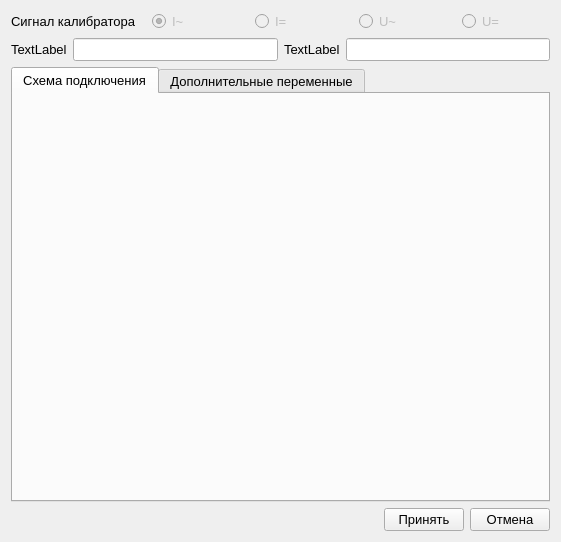
Above: ui/edit_cell_config_dialog.ui from irsural/clb_autocalibration before the change. Below: the same form after it.
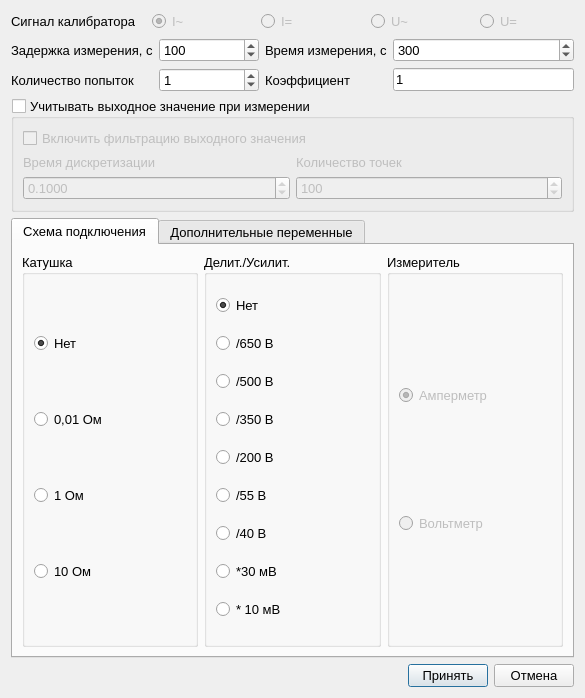
That is the form after the change. Icons and pictures are not drawn. Custom widgets are drawn as their Qt base class.

Commit message: Доработка окна конфигурация ячейки

```diff
--- a/ui/edit_cell_config_dialog.ui
+++ b/ui/edit_cell_config_dialog.ui
@@ -6,8 +6,8 @@
    <rect>
     <x>0</x>
     <y>0</y>
-    <width>561</width>
-    <height>542</height>
+    <width>585</width>
+    <height>698</height>
    </rect>
   </property>
   <property name="font">
@@ -80,28 +80,175 @@
      </item>
      <item>
       <layout class="QGridLayout" name="gridLayout">
+       <item row="0" column="0">
+        <widget class="QLabel" name="label_4">
+         <property name="text">
+          <string>Задержка измерения, с</string>
+         </property>
+        </widget>
+       </item>
        <item row="0" column="2">
-        <widget class="QLabel" name="label_3">
+        <widget class="QLabel" name="label_5">
          <property name="text">
-          <string>TextLabel</string>
+          <string>Время измерения, с</string>
+         </property>
+        </widget>
+       </item>
+       <item row="1" column="1">
+        <widget class="QSpinBox" name="retry_count_spinbox">
+         <property name="sizePolicy">
+          <sizepolicy hsizetype="Preferred" vsizetype="Fixed">
+           <horstretch>0</horstretch>
+           <verstretch>0</verstretch>
+          </sizepolicy>
+         </property>
+         <property name="minimumSize">
+          <size>
+           <width>100</width>
+           <height>0</height>
+          </size>
+         </property>
+         <property name="value">
+          <number>1</number>
+         </property>
+        </widget>
+       </item>
+       <item row="1" column="3">
+        <widget class="QEditDoubleClick" name="coeffitient_edit">
+         <property name="minimumSize">
+          <size>
+           <width>100</width>
+           <height>0</height>
+          </size>
+         </property>
+         <property name="text">
+          <string>1</string>
          </property>
         </widget>
        </item>
        <item row="0" column="1">
-        <widget class="QEditDoubleClick" name="lineEdit"/>
+        <widget class="QSpinBox" name="measure_delay_spinbox">
+         <property name="sizePolicy">
+          <sizepolicy hsizetype="Preferred" vsizetype="Fixed">
+           <horstretch>0</horstretch>
+           <verstretch>0</verstretch>
+          </sizepolicy>
+         </property>
+         <property name="minimumSize">
+          <size>
+           <width>100</width>
+           <height>0</height>
+          </size>
+         </property>
+         <property name="maximum">
+          <number>9999</number>
+         </property>
+         <property name="value">
+          <number>100</number>
+         </property>
+        </widget>
        </item>
-       <item row="0" column="0">
-        <widget class="QLabel" name="label_2">
+       <item row="1" column="0">
+        <widget class="QLabel" name="label_3">
          <property name="text">
-          <string>TextLabel</string>
+          <string>Количество попыток</string>
          </property>
         </widget>
        </item>
        <item row="0" column="3">
-        <widget class="QEditDoubleClick" name="lineEdit_2"/>
+        <widget class="QSpinBox" name="measure_time_spinbox">
+         <property name="sizePolicy">
+          <sizepolicy hsizetype="Expanding" vsizetype="Fixed">
+           <horstretch>0</horstretch>
+           <verstretch>0</verstretch>
+          </sizepolicy>
+         </property>
+         <property name="minimumSize">
+          <size>
+           <width>100</width>
+           <height>0</height>
+          </size>
+         </property>
+         <property name="maximum">
+          <number>99999</number>
+         </property>
+         <property name="value">
+          <number>300</number>
+         </property>
+        </widget>
+       </item>
+       <item row="1" column="2">
+        <widget class="QLabel" name="label_2">
+         <property name="text">
+          <string>Коэффициент</string>
+         </property>
+        </widget>
        </item>
       </layout>
      </item>
+     <item>
+      <widget class="QGroupBox" name="consider_output_value_checkbox">
+       <property name="title">
+        <string>Учитывать выходное значение при измерении</string>
+       </property>
+       <property name="checkable">
+        <bool>true</bool>
+       </property>
+       <property name="checked">
+        <bool>false</bool>
+       </property>
+       <layout class="QVBoxLayout" name="verticalLayout_2">
+        <item>
+         <widget class="QCheckBox" name="enable_output_filtering_checkbox">
+          <property name="text">
+           <string>Включить фильтрацию выходного значения</string>
+          </property>
+         </widget>
+        </item>
+        <item>
+         <layout class="QGridLayout" name="gridLayout_2">
+          <item row="1" column="0">
+           <widget class="QDoubleSpinBox" name="sampling_time_spinbox">
+            <property name="decimals">
+             <number>4</number>
+            </property>
+            <property name="singleStep">
+             <double>0.100000000000000</double>
+            </property>
+            <property name="value">
+             <double>0.100000000000000</double>
+            </property>
+           </widget>
+          </item>
+          <item row="0" column="0">
+           <widget class="QLabel" name="label_6">
+            <property name="text">
+             <string>Время дискретизации</string>
+            </property>
+           </widget>
+          </item>
+          <item row="1" column="1">
+           <widget class="QSpinBox" name="filter_points_count_spinbox">
+            <property name="maximum">
+             <number>9999</number>
+            </property>
+            <property name="value">
+             <number>100</number>
+            </property>
+           </widget>
+          </item>
+          <item row="0" column="1">
+           <widget class="QLabel" name="label_7">
+            <property name="text">
+             <string>Количество точек</string>
+            </property>
+           </widget>
+          </item>
+         </layout>
+        </item>
+       </layout>
+      </widget>
+     </item>
      <item>
       <widget class="QTabWidget" name="tabWidget">
        <property name="currentIndex">
@@ -111,7 +258,200 @@
         <attribute name="title">
          <string>Схема подключения</string>
         </attribute>
-        <layout class="QHBoxLayout" name="horizontalLayout_2"/>
+        <layout class="QHBoxLayout" name="horizontalLayout_2">
+         <item>
+          <widget class="QGroupBox" name="groupBox_3">
+           <property name="title">
+            <string>Катушка</string>
+           </property>
+           <layout class="QVBoxLayout" name="verticalLayout_5">
+            <item>
+             <widget class="QRadioButton" name="coil_no_radio">
+              <property name="text">
+               <string>Нет</string>
+              </property>
+              <property name="checked">
+               <bool>true</bool>
+              </property>
+              <attribute name="buttonGroup">
+               <string notr="true">buttonGroup_2</string>
+              </attribute>
+             </widget>
+            </item>
+            <item>
+             <widget class="QRadioButton" name="coil_001_radio">
+              <property name="text">
+               <string>0,01 Ом</string>
+              </property>
+              <attribute name="buttonGroup">
+               <string notr="true">buttonGroup_2</string>
+              </attribute>
+             </widget>
+            </item>
+            <item>
+             <widget class="QRadioButton" name="coil_1_radio">
+              <property name="text">
+               <string>1 Ом</string>
+              </property>
+              <attribute name="buttonGroup">
+               <string notr="true">buttonGroup_2</string>
+              </attribute>
+             </widget>
+            </item>
+            <item>
+             <widget class="QRadioButton" name="coil_10_radio">
+              <property name="text">
+               <string>10 Ом</string>
+              </property>
+              <attribute name="buttonGroup">
+               <string notr="true">buttonGroup_2</string>
+              </attribute>
+             </widget>
+            </item>
+           </layout>
+          </widget>
+         </item>
+         <item>
+          <widget class="QGroupBox" name="groupBox_4">
+           <property name="title">
+            <string>Делит./Усилит.</string>
+           </property>
+           <layout class="QVBoxLayout" name="verticalLayout_6">
+            <item>
+             <widget class="QRadioButton" name="radioButton_7">
+              <property name="text">
+               <string>Нет</string>
+              </property>
+              <property name="checked">
+               <bool>true</bool>
+              </property>
+              <attribute name="buttonGroup">
+               <string notr="true">buttonGroup_3</string>
+              </attribute>
+             </widget>
+            </item>
+            <item>
+             <widget class="QRadioButton" name="divider_650_radio">
+              <property name="text">
+               <string>/650 В</string>
+              </property>
+              <attribute name="buttonGroup">
+               <string notr="true">buttonGroup_3</string>
+              </attribute>
+             </widget>
+            </item>
+            <item>
+             <widget class="QRadioButton" name="divider_500_radio">
+              <property name="text">
+               <string>/500 В</string>
+              </property>
+              <attribute name="buttonGroup">
+               <string notr="true">buttonGroup_3</string>
+              </attribute>
+             </widget>
+            </item>
+            <item>
+             <widget class="QRadioButton" name="divider_350_radio">
+              <property name="text">
+               <string>/350 В</string>
+              </property>
+              <attribute name="buttonGroup">
+               <string notr="true">buttonGroup_3</string>
+              </attribute>
+             </widget>
+            </item>
+            <item>
+             <widget class="QRadioButton" name="divider_200_radio">
+              <property name="text">
+               <string>/200 В</string>
+              </property>
+              <attribute name="buttonGroup">
+               <string notr="true">buttonGroup_3</string>
+              </attribute>
+             </widget>
+            </item>
+            <item>
+             <widget class="QRadioButton" name="divider_55_radio">
+              <property name="text">
+               <string>/55 В</string>
+              </property>
+              <attribute name="buttonGroup">
+               <string notr="true">buttonGroup_3</string>
+              </attribute>
+             </widget>
+            </item>
+            <item>
+             <widget class="QRadioButton" name="divider_40_radio">
+              <property name="text">
+               <string>/40 В</string>
+              </property>
+              <attribute name="buttonGroup">
+               <string notr="true">buttonGroup_3</string>
+              </attribute>
+             </widget>
+            </item>
+            <item>
+             <widget class="QRadioButton" name="amplifier_30_radio">
+              <property name="text">
+               <string>*30 мВ</string>
+              </property>
+              <attribute name="buttonGroup">
+               <string notr="true">buttonGroup_3</string>
+              </attribute>
+             </widget>
+            </item>
+            <item>
+             <widget class="QRadioButton" name="amplifier_10_radio">
+              <property name="text">
+               <string>* 10 мВ</string>
+              </property>
+              <attribute name="buttonGroup">
+               <string notr="true">buttonGroup_3</string>
+              </attribute>
+             </widget>
+            </item>
+           </layout>
+          </widget>
+         </item>
+         <item>
+          <widget class="QGroupBox" name="groupBox_2">
+           <property name="title">
+            <string>Измеритель</string>
+           </property>
+           <layout class="QVBoxLayout" name="verticalLayout_4">
+            <item>
+             <widget class="QRadioButton" name="ammeter_radio">
+              <property name="enabled">
+               <bool>false</bool>
+              </property>
+              <property name="text">
+               <string>Амперметр</string>
+              </property>
+              <property name="checked">
+               <bool>true</bool>
+              </property>
+              <attribute name="buttonGroup">
+               <string notr="true">buttonGroup</string>
+              </attribute>
+             </widget>
+            </item>
+            <item>
+             <widget class="QRadioButton" name="voltmeter_radio">
+              <property name="enabled">
+               <bool>false</bool>
+              </property>
+              <property name="text">
+               <string>Вольтметр</string>
+              </property>
+              <attribute name="buttonGroup">
+               <string notr="true">buttonGroup</string>
+              </attribute>
+             </widget>
+            </item>
+           </layout>
+          </widget>
+         </item>
+        </layout>
        </widget>
        <widget class="QWidget" name="tab_2">
         <attribute name="title">
@@ -225,6 +565,9 @@
        <property name="text">
         <string>Принять</string>
        </property>
+       <property name="default">
+        <bool>true</bool>
+       </property>
       </widget>
      </item>
      <item>
```
Left out of the diff: 42 changed lines with no effect on the pictures. The commit also changes 3 other files.
